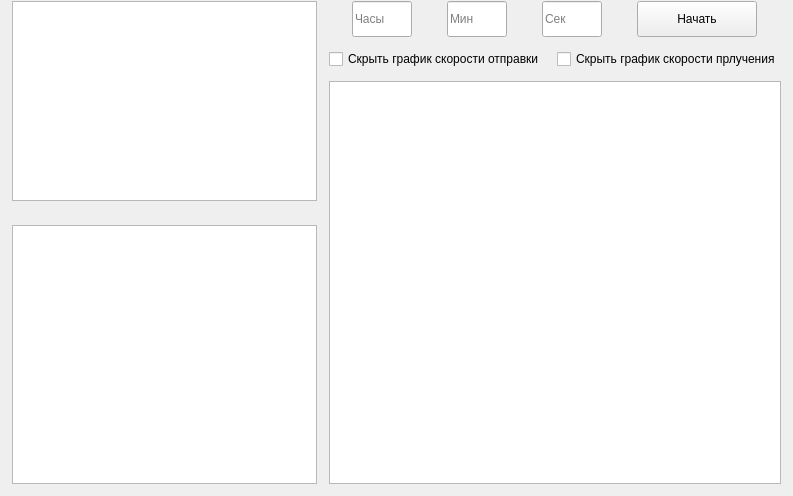
Qt form src/ui/network_monitor.ui (darararrik/network-monitor) before a commit.
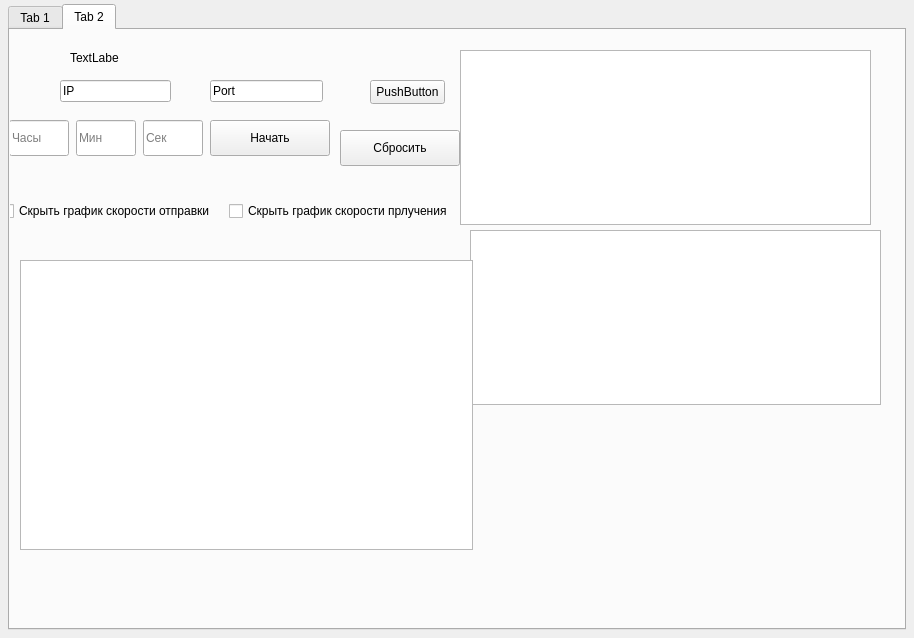
The same form after that commit. Custom widgets are drawn as their Qt base class.

```diff
--- a/src/ui/network_monitor.ui
+++ b/src/ui/network_monitor.ui
@@ -9,8 +9,8 @@
    <rect>
     <x>0</x>
     <y>0</y>
-    <width>793</width>
-    <height>496</height>
+    <width>914</width>
+    <height>638</height>
    </rect>
   </property>
   <property name="sizePolicy">
@@ -34,23 +34,36 @@
    </property>
    <layout class="QHBoxLayout" name="horizontalLayout_2">
     <property name="spacing">
-     <number>12</number>
-    </property>
-    <property name="sizeConstraint">
-     <enum>QLayout::SizeConstraint::SetDefaultConstraint</enum>
+     <number>0</number>
     </property>
     <property name="leftMargin">
-     <number>12</number>
+     <number>8</number>
     </property>
     <property name="topMargin">
+     <number>4</number>
+    </property>
+    <property name="rightMargin">
+     <number>8</number>
+    </property>
+    <property name="bottomMargin">
+     <number>8</number>
+    </property>
+    <item>
+     <widget class="QTabWidget" name="tabWidget">
+      <property name="currentIndex">
      <number>1</number>
     </property>
-    <property name="rightMargin">
-     <number>12</number>
-    </property>
-    <property name="bottomMargin">
-     <number>12</number>
-    </property>
+      <widget class="QWidget" name="locale_monitoring">
+       <property name="sizePolicy">
+        <sizepolicy hsizetype="Expanding" vsizetype="Expanding">
+         <horstretch>0</horstretch>
+         <verstretch>0</verstretch>
+        </sizepolicy>
+       </property>
+       <attribute name="title">
+        <string>Tab 1</string>
+       </attribute>
+       <layout class="QHBoxLayout" name="horizontalLayout_9">
     <item>
      <layout class="QVBoxLayout" name="verticalLayout">
       <property name="spacing">
@@ -327,6 +340,326 @@
        </widget>
       </item>
      </layout>
+        </item>
+       </layout>
+      </widget>
+      <widget class="QWidget" name="remote_monitoring">
+       <attribute name="title">
+        <string>Tab 2</string>
+       </attribute>
+       <widget class="QLineEdit" name="remoteIPInput">
+        <property name="geometry">
+         <rect>
+          <x>50</x>
+          <y>50</y>
+          <width>111</width>
+          <height>22</height>
+         </rect>
+        </property>
+        <property name="text">
+         <string>IP</string>
+        </property>
+       </widget>
+       <widget class="QLineEdit" name="remotePortInput">
+        <property name="geometry">
+         <rect>
+          <x>200</x>
+          <y>50</y>
+          <width>113</width>
+          <height>22</height>
+         </rect>
+        </property>
+        <property name="text">
+         <string>Port</string>
+        </property>
+       </widget>
+       <widget class="QPushButton" name="connectRemoteButton">
+        <property name="geometry">
+         <rect>
+          <x>360</x>
+          <y>50</y>
+          <width>75</width>
+          <height>24</height>
+         </rect>
+        </property>
+        <property name="text">
+         <string>PushButton</string>
+        </property>
+       </widget>
+       <widget class="QLabel" name="remoteComputerLabel">
+        <property name="geometry">
+         <rect>
+          <x>60</x>
+          <y>20</y>
+          <width>49</width>
+          <height>16</height>
+         </rect>
+        </property>
+        <property name="text">
+         <string>TextLabel</string>
+        </property>
+       </widget>
+       <widget class="QListWidget" name="remoteAdapterList">
+        <property name="enabled">
+         <bool>true</bool>
+        </property>
+        <property name="geometry">
+         <rect>
+          <x>450</x>
+          <y>20</y>
+          <width>411</width>
+          <height>175</height>
+         </rect>
+        </property>
+        <property name="sizePolicy">
+         <sizepolicy hsizetype="Expanding" vsizetype="Expanding">
+          <horstretch>0</horstretch>
+          <verstretch>0</verstretch>
+         </sizepolicy>
+        </property>
+        <property name="minimumSize">
+         <size>
+          <width>300</width>
+          <height>0</height>
+         </size>
+        </property>
+        <property name="maximumSize">
+         <size>
+          <width>16777215</width>
+          <height>16777215</height>
+         </size>
+        </property>
+       </widget>
+       <widget class="QTableWidget" name="remoteInfoTable">
+        <property name="geometry">
+         <rect>
+          <x>460</x>
+          <y>200</y>
+          <width>411</width>
+          <height>175</height>
+         </rect>
+        </property>
+        <property name="sizePolicy">
+         <sizepolicy hsizetype="Expanding" vsizetype="Expanding">
+          <horstretch>0</horstretch>
+          <verstretch>0</verstretch>
+         </sizepolicy>
+        </property>
+        <property name="minimumSize">
+         <size>
+          <width>300</width>
+          <height>0</height>
+         </size>
+        </property>
+        <property name="maximumSize">
+         <size>
+          <width>16777215</width>
+          <height>16777215</height>
+         </size>
+        </property>
+       </widget>
+       <widget class="QPushButton" name="remoteMeasureSpeedButton">
+        <property name="geometry">
+         <rect>
+          <x>200</x>
+          <y>90</y>
+          <width>120</width>
+          <height>36</height>
+         </rect>
+        </property>
+        <property name="sizePolicy">
+         <sizepolicy hsizetype="Fixed" vsizetype="Fixed">
+          <horstretch>0</horstretch>
+          <verstretch>0</verstretch>
+         </sizepolicy>
+        </property>
+        <property name="minimumSize">
+         <size>
+          <width>120</width>
+          <height>36</height>
+         </size>
+        </property>
+        <property name="text">
+         <string>Начать</string>
+        </property>
+       </widget>
+       <widget class="QLineEdit" name="remoteSecondsInput">
+        <property name="geometry">
+         <rect>
+          <x>133</x>
+          <y>90</y>
+          <width>60</width>
+          <height>36</height>
+         </rect>
+        </property>
+        <property name="sizePolicy">
+         <sizepolicy hsizetype="Fixed" vsizetype="Fixed">
+          <horstretch>0</horstretch>
+          <verstretch>0</verstretch>
+         </sizepolicy>
+        </property>
+        <property name="minimumSize">
+         <size>
+          <width>60</width>
+          <height>36</height>
+         </size>
+        </property>
+        <property name="maximumSize">
+         <size>
+          <width>60</width>
+          <height>36</height>
+         </size>
+        </property>
+        <property name="placeholderText">
+         <string>Сек</string>
+        </property>
+       </widget>
+       <widget class="QLineEdit" name="remoteHoursInput">
+        <property name="geometry">
+         <rect>
+          <x>-1</x>
+          <y>90</y>
+          <width>60</width>
+          <height>36</height>
+         </rect>
+        </property>
+        <property name="sizePolicy">
+         <sizepolicy hsizetype="Fixed" vsizetype="Fixed">
+          <horstretch>0</horstretch>
+          <verstretch>0</verstretch>
+         </sizepolicy>
+        </property>
+        <property name="minimumSize">
+         <size>
+          <width>60</width>
+          <height>36</height>
+         </size>
+        </property>
+        <property name="maximumSize">
+         <size>
+          <width>60</width>
+          <height>36</height>
+         </size>
+        </property>
+        <property name="placeholderText">
+         <string>Часы</string>
+        </property>
+       </widget>
+       <widget class="QLineEdit" name="remoteMinutesInput">
+        <property name="geometry">
+         <rect>
+          <x>66</x>
+          <y>90</y>
+          <width>60</width>
+          <height>36</height>
+         </rect>
+        </property>
+        <property name="sizePolicy">
+         <sizepolicy hsizetype="Fixed" vsizetype="Fixed">
+          <horstretch>0</horstretch>
+          <verstretch>0</verstretch>
+         </sizepolicy>
+        </property>
+        <property name="minimumSize">
+         <size>
+          <width>60</width>
+          <height>36</height>
+         </size>
+        </property>
+        <property name="maximumSize">
+         <size>
+          <width>60</width>
+          <height>36</height>
+         </size>
+        </property>
+        <property name="placeholderText">
+         <string>Мин</string>
+        </property>
+       </widget>
+       <widget class="QPushButton" name="clearGraphs_2">
+        <property name="geometry">
+         <rect>
+          <x>330</x>
+          <y>100</y>
+          <width>120</width>
+          <height>36</height>
+         </rect>
+        </property>
+        <property name="sizePolicy">
+         <sizepolicy hsizetype="Fixed" vsizetype="Fixed">
+          <horstretch>0</horstretch>
+          <verstretch>0</verstretch>
+         </sizepolicy>
+        </property>
+        <property name="minimumSize">
+         <size>
+          <width>120</width>
+          <height>36</height>
+         </size>
+        </property>
+        <property name="text">
+         <string>Сбросить</string>
+        </property>
+       </widget>
+       <widget class="PlotWidget" name="remoteGraphWidget">
+        <property name="geometry">
+         <rect>
+          <x>10</x>
+          <y>230</y>
+          <width>453</width>
+          <height>290</height>
+         </rect>
+        </property>
+        <property name="maximumSize">
+         <size>
+          <width>16777215</width>
+          <height>16777215</height>
+         </size>
+        </property>
+       </widget>
+       <widget class="QWidget" name="layoutWidget">
+        <property name="geometry">
+         <rect>
+          <x>-10</x>
+          <y>170</y>
+          <width>453</width>
+          <height>22</height>
+         </rect>
+        </property>
+        <layout class="QHBoxLayout" name="horizontalLayout_4">
+         <property name="leftMargin">
+          <number>0</number>
+         </property>
+         <item>
+          <widget class="QCheckBox" name="remoteHideUpload">
+           <property name="sizePolicy">
+            <sizepolicy hsizetype="Expanding" vsizetype="Fixed">
+             <horstretch>0</horstretch>
+             <verstretch>0</verstretch>
+            </sizepolicy>
+           </property>
+           <property name="text">
+            <string>Скрыть график скорости отправки</string>
+           </property>
+          </widget>
+         </item>
+         <item>
+          <widget class="QCheckBox" name="remoteHideDownload">
+           <property name="sizePolicy">
+            <sizepolicy hsizetype="Expanding" vsizetype="Fixed">
+             <horstretch>0</horstretch>
+             <verstretch>0</verstretch>
+            </sizepolicy>
+           </property>
+           <property name="text">
+            <string>Скрыть график скорости прлучения</string>
+           </property>
+          </widget>
+         </item>
+        </layout>
+       </widget>
+      </widget>
+     </widget>
     </item>
    </layout>
   </widget>
```
Left out of the diff: 19 changed lines with no effect on the pictures. Lines whose indentation alone changed are shown as unchanged.
